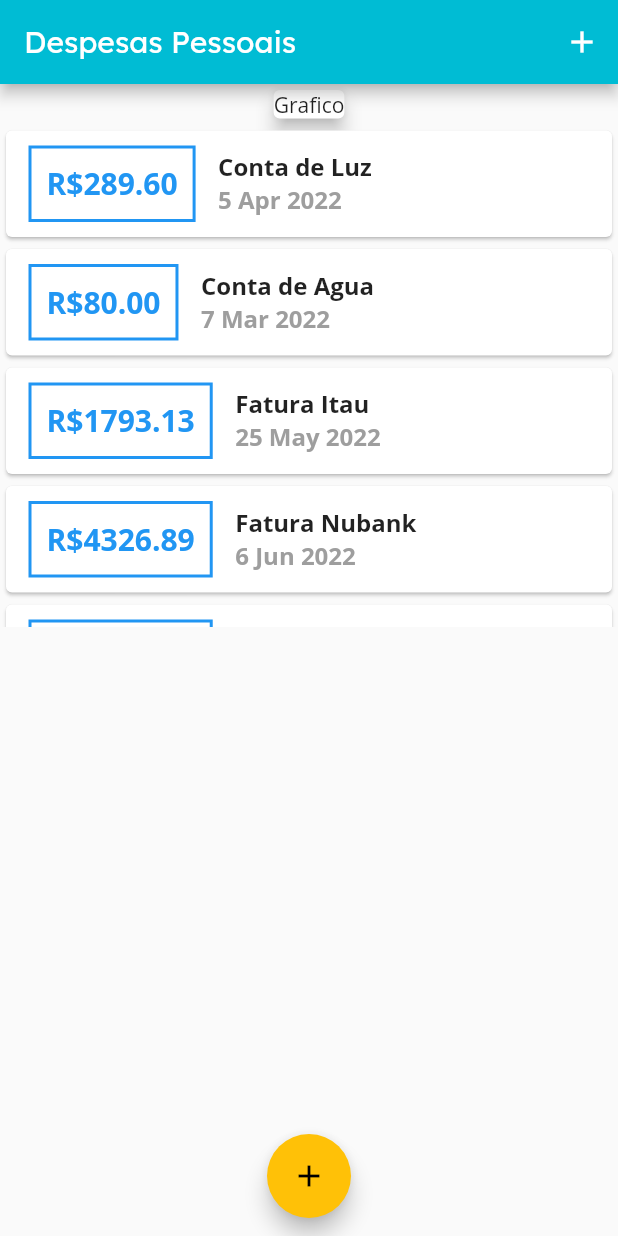
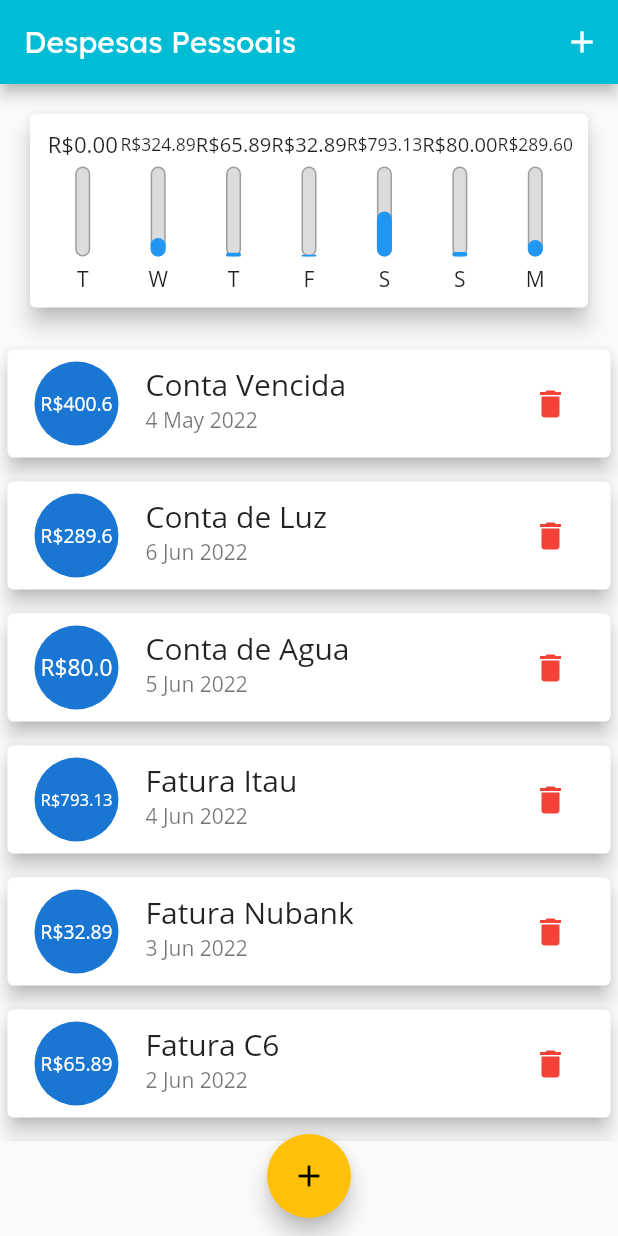
Before and after one commit to SamuelXimenes27/expensesApp, a Flutter app: the screen it shows after launch, on a phone screen of 412 x 824 dp. Run offline on Flutter 3.47's test engine with Material 2 defaults, Android fonts, the phone set to English and light mode, and no system bars; missing offline and left inert: country_icons.

Commit message:
Refactored expense card for listtile, chart and remove action for expense list created.

```diff
--- a/lib/app/models/transactions.dart
+++ /dev/null
@@ -1,30 +0,0 @@
-import 'transaction.dart';
-
-class Transactions {
-  final transactions = [
-    Transaction(
-      id: 't1',
-      title: "Conta de Luz",
-      value: 289.60,
-      date: DateTime(2022, 4, 5),
-    ),
-    Transaction(
-      id: 't2',
-      title: "Conta de Agua",
-      value: 80.00,
-      date: DateTime(2022, 3, 7),
-    ),
-    Transaction(
-      id: 't3',
-      title: "Fatura Itau",
-      value: 1793.13,
-      date: DateTime(2022, 5, 25),
-    ),
-    Transaction(
-      id: 't4',
-      title: "Fatura Nubank",
-      value: 4326.89,
-      date: DateTime.now(),
-    )
-  ];
-}
--- a/lib/app/modules/home/home_page.dart
+++ b/lib/app/modules/home/home_page.dart
@@ -1,12 +1,17 @@
 import 'dart:math';
 
 import 'package:expenses/app/shared/components/card_expense_form.dart';
+import 'package:expenses/app/shared/components/chart.dart';
+import 'package:country_icons/country_icons.dart';
 import 'package:flutter/material.dart';
 
 import '../../models/transaction.dart';
 import '../../shared/components/card_expense_graph.dart';
 import '../../shared/components/card_expense_list.dart';
 import '../../shared/strings/all_strings.dart';
+
+import 'package:intl/date_symbol_data_local.dart';
+import 'package:intl/intl.dart';
 
 class ExpenseHomePage extends StatefulWidget {
   const ExpenseHomePage({Key? key}) : super(key: key);
@@ -21,51 +26,67 @@ class _ExpenseHomePageState extends State<ExpenseHomePage> {
     super.initState();
   }
 
-  final _transactions = [
+  final List<Transaction> _transactions = [
+    Transaction(
+      id: 't0',
+      title: "Conta Vencida",
+      value: 400.60,
+      date: DateTime.now().subtract(const Duration(days: 33)),
+    ),
     Transaction(
       id: 't1',
       title: "Conta de Luz",
       value: 289.60,
-      date: DateTime(2022, 4, 5),
+      date: DateTime.now(),
     ),
     Transaction(
       id: 't2',
       title: "Conta de Agua",
       value: 80.00,
-      date: DateTime(2022, 3, 7),
+      date: DateTime.now().subtract(const Duration(days: 1)),
     ),
     Transaction(
       id: 't3',
       title: "Fatura Itau",
-      value: 1793.13,
-      date: DateTime(2022, 5, 25),
+      value: 793.13,
+      date: DateTime.now().subtract(const Duration(days: 2)),
     ),
     Transaction(
       id: 't4',
       title: "Fatura Nubank",
-      value: 4326.89,
-      date: DateTime.now(),
+      value: 32.89,
+      date: DateTime.now().subtract(const Duration(days: 3)),
     ),
     Transaction(
       id: 't4',
-      title: "Fatura Nubank",
-      value: 4326.89,
-      date: DateTime.now(),
+      title: "Fatura C6",
+      value: 65.89,
+      date: DateTime.now().subtract(const Duration(days: 4)),
     ),
     Transaction(
       id: 't4',
-      title: "Fatura Nubank",
-      value: 4326.89,
-      date: DateTime.now(),
+      title: "Fatura BB",
+      value: 324.89,
+      date: DateTime.now().subtract(const Duration(days: 5)),
     ),
   ];
 
-  _addTransaction(String title, double value) {
+  List<Transaction> get _recentTransaction {
+    return _transactions.where((tr) {
+      return tr.date.isAfter(
+        DateTime.now().subtract(
+          const Duration(days: 7),
+        ),
+      );
+    }).toList();
+  }
+
+  _addTransaction(String title, double value, DateTime date) {
     final newTransaction = Transaction(
       id: Random().nextDouble().toString(),
       title: title,
       value: value,
-      date: DateTime.now(),
+      date: date,
     );
 
     setState(() {
@@ -73,6 +94,12 @@ class _ExpenseHomePageState extends State<ExpenseHomePage> {
     });
 
     Navigator.of(context).pop();
+  }
+
+  _removeTransaction(String id) {
+    setState(() {
+      _transactions.removeWhere((tr) => tr.id == id);
+    });
   }
 
   _openTransactionFormModal(BuildContext context) {
@@ -85,10 +112,31 @@ class _ExpenseHomePageState extends State<ExpenseHomePage> {
 
   @override
   Widget build(BuildContext context) {
+    // bool languageApp = false;
     return Scaffold(
       appBar: AppBar(
         title: const Text(StringConst.appBarTitle),
         actions: [
+          // IconButton(
+          //   icon:
+          //       Image.asset('icons/flags/png/us.png', package: 'country_icons'),
+          //   onPressed: () {
+          //     setState(() {
+          //       if (languageApp == true) {
+          //         languageApp = true;
+          //         Intl.defaultLocale = 'pt_BR';
+          //         initializeDateFormatting('pt_BR', null);
+          //         Image.asset('icons/flags/png/br.png',
+          //             package: 'country_icons');
+          //         debugPrint(languageApp.toString());
+          //       } else if (languageApp == true) {
+          //         languageApp = false;
+          //         // Intl.defaultLocale = 'us';
+          //         // initializeDateFormatting('us', null);
+          //       }
+          //     });
+          //   },
+          // ),
           IconButton(
             onPressed: () => _openTransactionFormModal(context),
             icon: const Icon(
@@ -102,8 +150,9 @@ class _ExpenseHomePageState extends State<ExpenseHomePage> {
         child: Column(
           crossAxisAlignment: CrossAxisAlignment.stretch,
           children: [
-            const ExpenseCardGraph(),
-            ExpenseCardList(transactions: _transactions),
+            ExpanseChart(recentTransactions: _recentTransaction),
+            ExpenseCardList(
+                transactions: _transactions, onRemove: _removeTransaction),
           ],
         ),
       ),
--- a/lib/app/shared/components/card_expense_form.dart
+++ b/lib/app/shared/components/card_expense_form.dart
@@ -1,9 +1,8 @@
 import 'package:flutter/material.dart';
-
-import '../../models/transactions.dart';
+import 'package:intl/intl.dart';
 
 class ExpenseCardForm extends StatefulWidget {
-  final void Function(String, double) onSubmit;
+  final void Function(String, double, DateTime) onSubmit;
 
   const ExpenseCardForm({
     Key? key,
@@ -19,7 +18,7 @@ class _ExpenseCardFormState extends State<ExpenseCardForm> {
 
   final valueController = TextEditingController();
 
-  var transactionsList = Transactions();
+  DateTime? _selectedDate;
 
   _submitForm() {
     final title = titleController.text;
@@ -29,7 +28,24 @@ class _ExpenseCardFormState extends State<ExpenseCardForm> {
       return;
     }
 
-    widget.onSubmit(title, value);
+    widget.onSubmit(title, value, _selectedDate!);
+  }
+
+  _showDatePicker() {
+    showDatePicker(
+      context: context,
+      initialDate: DateTime.now(),
+      firstDate: DateTime(2021),
+      lastDate: DateTime.now(),
+    ).then((pickedDate) {
+      if (pickedDate == null) {
+        return;
+      }
+
+      setState(() {
+        _selectedDate = pickedDate;
+      });
+    });
   }
 
   @override
@@ -51,6 +67,29 @@ class _ExpenseCardFormState extends State<ExpenseCardForm> {
               keyboardType: TextInputType.number,
               onSubmitted: (_) => _submitForm(),
             ),
+            SizedBox(
+              height: 70,
+              child: Row(
+                children: <Widget>[
+                  Expanded(
+                    child: Text(
+                      _selectedDate == null
+                          ? 'Nenhuma data selecionada!'
+                          : 'Data Selecionada: ${DateFormat('dd/MM/y').format(_selectedDate!)}',
+                    ),
+                  ),
+                  TextButton(
+                    onPressed: _showDatePicker,
+                    child: const Text(
+                      'Selecionar Data',
+                      style: TextStyle(
+                        fontWeight: FontWeight.bold,
+                      ),
+                    ),
+                  )
+                ],
+              ),
+            ),
             Row(
               mainAxisAlignment: MainAxisAlignment.end,
               children: <Widget>[
@@ -58,7 +97,6 @@ class _ExpenseCardFormState extends State<ExpenseCardForm> {
                   onPressed: _submitForm,
                   child: const Text(
                     'Nova Transaçao',
-                    style: TextStyle(color: Colors.purple),
                   ),
                 ),
               ],
--- a/lib/app/shared/components/card_expense_list.dart
+++ b/lib/app/shared/components/card_expense_list.dart
@@ -5,7 +5,8 @@ import '../../models/transaction.dart';
 
 class ExpenseCardList extends StatelessWidget {
   final List<Transaction> transactions;
-  const ExpenseCardList({Key? key, required this.transactions})
+  final void Function(String)? onRemove;
+  const ExpenseCardList({Key? key, required this.transactions, this.onRemove})
       : super(key: key);
 
   @override
@@ -13,52 +14,60 @@ class ExpenseCardList extends StatelessWidget {
     final _size = MediaQuery.of(context).size;
 
     return SizedBox(
-      height: 335,
-      child: ListView.builder(
+      height: _size.height * 0.65,
+      child: transactions.isEmpty
+          ? Column(
+              children: [
+                Text(
+                  'Nenhuma Transaçao Cadastrada!',
+                  style: Theme.of(context).textTheme.titleLarge,
+                ),
+                SizedBox(
+                  height: _size.height * 0.1,
+                ),
+                SizedBox(
+                  height: _size.height * 0.26,
+                  child: Image.asset(
+                    'assets/images/waiting.png',
+                    fit: BoxFit.cover,
+                  ),
+                )
+              ],
+            )
+          : ListView.builder(
               itemCount: transactions.length,
               itemBuilder: (context, index) {
                 final tr = transactions[index];
                 return Card(
-            child: Row(children: [
-              Container(
+                  elevation: 5,
                   margin:
-                    const EdgeInsets.symmetric(horizontal: 15, vertical: 10),
-                decoration: BoxDecoration(
-                  border: Border.all(
-                    color: Theme.of(context).primaryColor,
-                    width: 2,
-                  ),
-                ),
-                padding: const EdgeInsets.all(10),
+                      const EdgeInsets.symmetric(vertical: 8, horizontal: 5),
+                  child: ListTile(
+                    leading: CircleAvatar(
+                      radius: 30,
+                      child: Padding(
+                        padding: const EdgeInsets.all(6.0),
+                        child: FittedBox(
                           child: Text(
-                  "R\$" + tr.value.toStringAsFixed(2),
-                  style: TextStyle(
-                    fontSize: 20,
-                    fontWeight: FontWeight.bold,
-                    color: Theme.of(context).primaryColor,
+                            ('R\$${tr.value}'),
                           ),
                         ),
                       ),
-              Column(
-                crossAxisAlignment: CrossAxisAlignment.start,
-                children: <Widget>[
-                  Text(
+                    ),
+                    title: Text(
                       tr.title,
-                    style: const TextStyle(
-                      fontSize: 16,
-                      fontWeight: FontWeight.bold,
+                      style: Theme.of(context).textTheme.titleLarge,
                     ),
+                    subtitle: Text(
+                      DateFormat('d MMM y').format(tr.date),
                     ),
-                  Text(
-                    DateFormat('d MMM y').format(tr.date),
-                    style: const TextStyle(
-                        fontSize: 16,
-                        fontWeight: FontWeight.bold,
-                        color: Colors.grey),
+                    trailing: IconButton(
+                        onPressed: () => onRemove!(tr.id),
+                        icon: const Icon(
+                          Icons.delete,
+                          color: Colors.red,
+                        )),
                   ),
-                ],
-              )
-            ]),
                 );
               },
             ),
--- /dev/null
+++ b/lib/app/shared/components/chart.dart
@@ -0,0 +1,79 @@
+import 'package:flutter/material.dart';
+
+import '../../models/transaction.dart';
+import 'package:intl/intl.dart';
+
+import 'chart_bar.dart';
+
+class ExpanseChart extends StatelessWidget {
+  const ExpanseChart({Key? key, required this.recentTransactions})
+      : super(key: key);
+
+  final List<Transaction> recentTransactions;
+
+  List<Map<String, Object>> get groupedTransactions {
+    return List.generate(
+      7,
+      (index) {
+        final weekDay = DateTime.now().subtract(
+          Duration(days: index),
+        );
+
+        double totalSum = 0.0;
+
+        for (var i = 0; i < recentTransactions.length; i++) {
+          bool sameDay = recentTransactions[i].date.day == weekDay.day;
+          bool sameMonth = recentTransactions[i].date.month == weekDay.month;
+          bool sameYear = recentTransactions[i].date.year == weekDay.year;
+
+          if (sameDay && sameMonth && sameYear) {
+            totalSum += recentTransactions[i].value;
+          }
+        }
+
+        // debugPrint(DateFormat.E().format(weekDay)[0]);
+        // debugPrint(totalSum.toString());
+
+        return {
+          'day': DateFormat.E().format(weekDay).toUpperCase()[0],
+          'value': totalSum,
+        };
+      },
+    ).reversed.toList();
+  }
+
+  double get _weekTotalValue {
+    return groupedTransactions.fold(0.0, (sum, tr) {
+      return sum + (tr['value'] as double);
+    });
+  }
+
+  @override
+  Widget build(BuildContext context) {
+    groupedTransactions;
+    return Card(
+      elevation: 6,
+      margin: const EdgeInsets.all(20),
+      child: Padding(
+        padding: const EdgeInsets.all(10.0),
+        child: Row(
+          mainAxisAlignment: MainAxisAlignment.spaceAround,
+          children: groupedTransactions.map(
+            (tr) {
+              return Flexible(
+                fit: FlexFit.tight,
+                child: ExpanseChartBar(
+                  label: tr['day'] as String,
+                  value: tr['value'] as double,
+                  percentage: recentTransactions.isEmpty
+                      ? 0
+                      : (tr['value'] as double) / _weekTotalValue,
+                ),
+              );
+            },
+          ).toList(),
+        ),
+      ),
+    );
+  }
+}
--- /dev/null
+++ b/lib/app/shared/components/chart_bar.dart
@@ -0,0 +1,62 @@
+import 'package:flutter/material.dart';
+
+class ExpanseChartBar extends StatelessWidget {
+  const ExpanseChartBar({
+    Key? key,
+    required this.label,
+    required this.percentage,
+    required this.value,
+  }) : super(key: key);
+
+  final String label;
+  final double value;
+  final double percentage;
+
+  @override
+  Widget build(BuildContext context) {
+    final _size = MediaQuery.of(context).size;
+
+    return Column(
+      children: <Widget>[
+        SizedBox(
+          height: 20,
+          child: FittedBox(
+            child: Text('R\$${value.toStringAsFixed(2)}'),
+          ),
+        ),
+        const SizedBox(
+          height: 5,
+        ),
+        SizedBox(
+          height: 60,
+          width: 10,
+          child: Stack(alignment: Alignment.bottomCenter, children: [
+            Container(
+              decoration: BoxDecoration(
+                border: Border.all(
+                  color: Colors.grey,
+                  width: 1.0,
+                ),
+                color: const Color.fromRGBO(220, 220, 220, 1),
+                borderRadius: BorderRadius.circular(5),
+              ),
+            ),
+            FractionallySizedBox(
+              heightFactor: percentage,
+              child: Container(
+                decoration: BoxDecoration(
+                  color: Theme.of(context).primaryColor,
+                  borderRadius: BorderRadius.circular(5),
+                ),
+              ),
+            )
+          ]),
+        ),
+        const SizedBox(
+          height: 5,
+        ),
+        Text(label)
+      ],
+    );
+  }
+}
```
Also changed, not shown: pubspec.yaml (+4 -3 lines), assets/images/waiting.png (added), pubspec.lock. Lines whose indentation alone changed are shown as unchanged.
